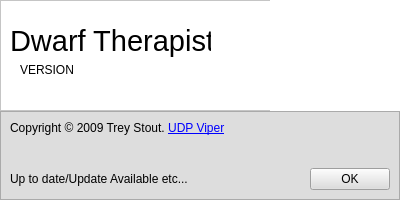
This is ui/about.ui in Dwarf-Therapist/Dwarf-Therapist as Qt 5 draws it before an edit. The edited form follows.
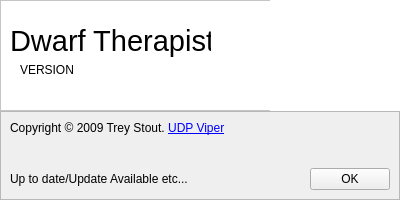
This is the edited form. Icons and pictures are not drawn.

The edit to the form file:
```diff
--- a/ui/about.ui
+++ b/ui/about.ui
@@ -10,6 +10,12 @@
     <height>200</height>
    </rect>
   </property>
+  <property name="minimumSize">
+   <size>
+    <width>400</width>
+    <height>200</height>
+   </size>
+  </property>
   <property name="maximumSize">
    <size>
     <width>400</width>
@@ -19,7 +25,14 @@
   <property name="windowTitle">
    <string>About Dwarf Therapist</string>
   </property>
-  <layout class="QVBoxLayout" name="verticalLayout" stretch="5,4">
+  <property name="windowIcon">
+   <iconset resource="../images.qrc">
+    <normaloff>:/img/hammer.png</normaloff>:/img/hammer.png</iconset>
+  </property>
+  <property name="styleSheet">
+   <string/>
+  </property>
+  <layout class="QVBoxLayout" name="verticalLayout_2" stretch="5,4">
    <property name="spacing">
     <number>0</number>
    </property>
@@ -100,9 +113,9 @@
     </widget>
    </item>
    <item>
-    <widget class="QFrame" name="frame">
+    <widget class="QFrame" name="frame_lower">
      <property name="styleSheet">
-      <string>background-color: #dddddd;</string>
+      <string/>
      </property>
      <property name="frameShape">
       <enum>QFrame::StyledPanel</enum>
@@ -110,7 +123,7 @@
      <property name="frameShadow">
       <enum>QFrame::Raised</enum>
      </property>
-     <layout class="QVBoxLayout" name="verticalLayout_2">
+     <layout class="QVBoxLayout" name="verticalLayout">
       <item>
        <widget class="QLabel" name="lbl_text">
         <property name="text">
```
Left out of the diff: 44 changed lines with no effect on the pictures.
